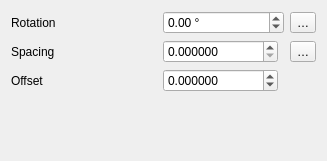
Qt form src/ui/symbollayer/widget_linepatternfill.ui (qgis/QGIS) before a commit.
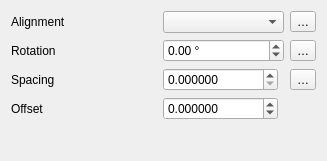
The same form after that commit. Custom widgets are drawn as their Qt base class.

Commit message: [FEATURE][symbology] Add coordinate reference mode (i.e. pattern alignment) to line pattern and point pattern symbol layer types

Diff of the .ui file:
```diff
--- a/src/ui/symbollayer/widget_linepatternfill.ui
+++ b/src/ui/symbollayer/widget_linepatternfill.ui
@@ -15,27 +15,44 @@
   </property>
   <layout class="QGridLayout" name="gridLayout" columnstretch="0,1,0,0">
    <item row="0" column="0">
+    <widget class="QLabel" name="mCoordinateReferenceLabel">
+     <property name="text">
+      <string>Alignment</string>
+     </property>
+    </widget>
+   </item>
+   <item row="0" column="2">
+    <widget class="QComboBox" name="mCoordinateReferenceComboBox"/>
+   </item>
+   <item row="0" column="3">
+    <widget class="QgsPropertyOverrideButton" name="mCoordinateReferenceDDBtn">
+     <property name="text">
+      <string>…</string>
+     </property>
+    </widget>
+   </item>
+   <item row="1" column="0">
     <widget class="QLabel" name="mRotationLabel">
      <property name="text">
       <string>Rotation</string>
      </property>
     </widget>
    </item>
-   <item row="0" column="3">
+   <item row="1" column="3">
     <widget class="QgsPropertyOverrideButton" name="mAngleDDBtn">
      <property name="text">
       <string>…</string>
      </property>
     </widget>
    </item>
-   <item row="1" column="0">
+   <item row="2" column="0">
     <widget class="QLabel" name="mDistanceLabel">
      <property name="text">
       <string>Spacing</string>
      </property>
     </widget>
    </item>
-   <item row="1" column="2">
+   <item row="2" column="2">
     <layout class="QHBoxLayout" name="horizontalLayout">
      <item>
       <widget class="QgsDoubleSpinBox" name="mDistanceSpinBox">
@@ -74,14 +91,14 @@
      </item>
     </layout>
    </item>
-   <item row="2" column="0">
+   <item row="3" column="0">
     <widget class="QLabel" name="mOffsetLabel">
      <property name="text">
       <string>Offset</string>
      </property>
     </widget>
    </item>
-   <item row="2" column="2">
+   <item row="3" column="2">
     <layout class="QHBoxLayout" name="horizontalLayout_4">
      <item>
       <widget class="QgsDoubleSpinBox" name="mOffsetSpinBox">
@@ -117,14 +134,14 @@
      </item>
     </layout>
    </item>
-   <item row="1" column="3">
+   <item row="2" column="3">
     <widget class="QgsPropertyOverrideButton" name="mDistanceDDBtn">
      <property name="text">
       <string>…</string>
      </property>
     </widget>
    </item>
-   <item row="0" column="2">
+   <item row="1" column="2">
     <widget class="QgsDoubleSpinBox" name="mAngleSpinBox">
      <property name="wrapping">
       <bool>true</bool>
@@ -146,7 +163,7 @@
      </property>
     </widget>
    </item>
-   <item row="3" column="2">
+   <item row="4" column="2">
     <spacer name="verticalSpacer">
      <property name="orientation">
       <enum>Qt::Vertical</enum>
```
Left out of the diff: 2 changed lines with no effect on the pictures. The commit also changes 14 other files.
